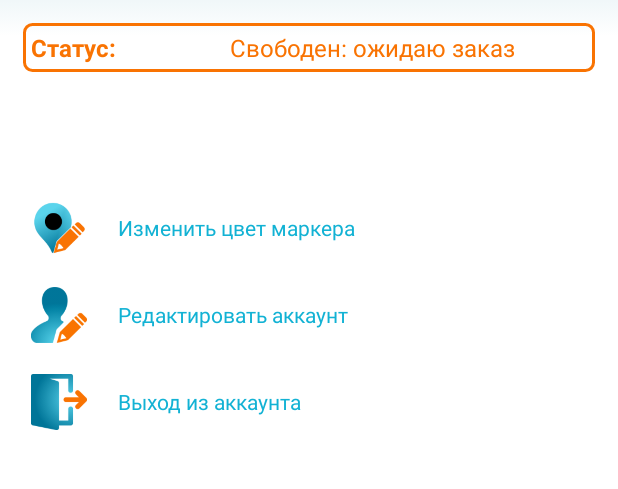
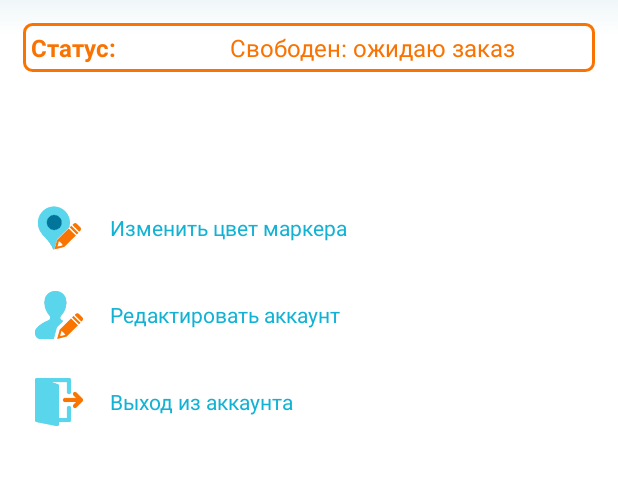
Before and after one commit to dima-shm/Delivery-Control, an Android app: the fragment FragmentMenu shown on its own in the app's theme, on a phone screen of 412 x 824 dp, the part 582-1071 px from its top. Run offline under Robolectric (Android 15) with nearby library versions, the phone set to English and light mode, and no system bars.

Commit message:
Update menu images

```diff
--- a/DelControl/app/src/main/java/com/shm/dim/delcontrol/fragment/FragmentMenu.java
+++ b/DelControl/app/src/main/java/com/shm/dim/delcontrol/fragment/FragmentMenu.java
@@ -78,7 +78,6 @@ public class FragmentMenu extends Fragment {
             public void onItemSelected(AdapterView<?> arg0, View view, int position, long id) {
                 String[] courierStatus = getResources().getStringArray(R.array.courier_status);
                 String statusName = courierStatus[position];
-                Toast.makeText(view.getContext(), statusName, Toast.LENGTH_SHORT).show();
             }
 
             @Override
--- a/DelControl/app/src/main/res/layout/menu_item.xml
+++ b/DelControl/app/src/main/res/layout/menu_item.xml
@@ -9,12 +9,12 @@
         android:id="@+id/menu_item_image"
         android:layout_width="@dimen/menu_height"
         android:layout_height="@dimen/menu_height"
-        android:padding="5dp"/>
+        android:padding="8dp"/>
 
     <android.support.design.widget.CoordinatorLayout
         android:layout_width="match_parent"
         android:layout_height="match_parent"
-        android:layout_marginStart="15dp">
+        android:layout_marginStart="10dp">
 
         <TextView
             android:id="@+id/menu_item_name"
```
Also changed, not shown: DelControl/app/src/main/res/drawable/change_marker_color.png, DelControl/app/src/main/res/drawable/edit_account.png, DelControl/app/src/main/res/drawable/log_out_of_account.png.
